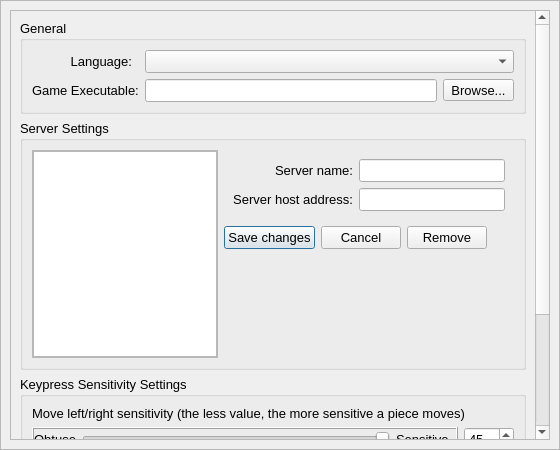
Above: TOPLauncher/DlgSettings.ui from BSoD-Ultimate/TOPLauncher before the change. Below: the same form after it.
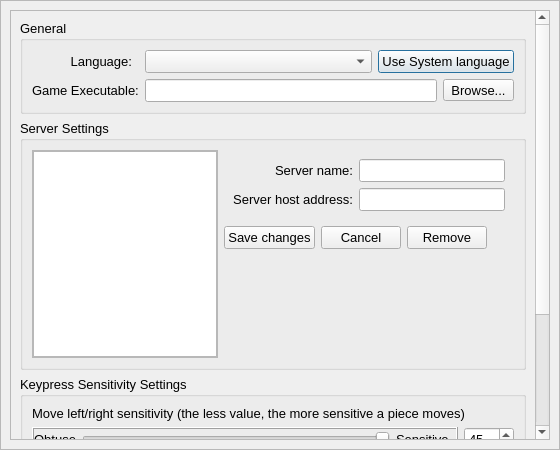
That is the form after the change. Icons and pictures are not drawn.

Commit message: 1.implement language switching functions. 2.add simplified-Chinese translation.

```diff
--- a/TOPLauncher/DlgSettings.ui
+++ b/TOPLauncher/DlgSettings.ui
@@ -87,9 +87,9 @@
          <property name="geometry">
           <rect>
            <x>0</x>
-           <y>-24</y>
+           <y>0</y>
            <width>521</width>
-           <height>600</height>
+           <height>604</height>
           </rect>
          </property>
          <layout class="QVBoxLayout" name="verticalLayout_9">
@@ -141,14 +141,37 @@
              <item>
               <layout class="QVBoxLayout" name="verticalLayout_5">
                <item>
+                <layout class="QHBoxLayout" name="horizontalLayout_8">
+                 <item>
                 <widget class="QComboBox" name="comboBoxLanguage">
+                   <property name="sizePolicy">
+                    <sizepolicy hsizetype="Expanding" vsizetype="Fixed">
+                     <horstretch>0</horstretch>
+                     <verstretch>0</verstretch>
+                    </sizepolicy>
+                   </property>
                  <property name="minimumSize">
                   <size>
-                   <width>200</width>
+                     <width>150</width>
                    <height>0</height>
                   </size>
                  </property>
                 </widget>
+                 </item>
+                 <item>
+                  <widget class="QPushButton" name="btnUseSystemLang">
+                   <property name="maximumSize">
+                    <size>
+                     <width>16777215</width>
+                     <height>16777215</height>
+                    </size>
+                   </property>
+                   <property name="text">
+                    <string>Use System language</string>
+                   </property>
+                  </widget>
+                 </item>
+                </layout>
                </item>
                <item>
                 <layout class="QHBoxLayout" name="horizontalLayout">
```
Left out of the diff: 2 changed lines with no effect on the pictures. Lines whose indentation alone changed are shown as unchanged. The commit also changes 22 other files.
